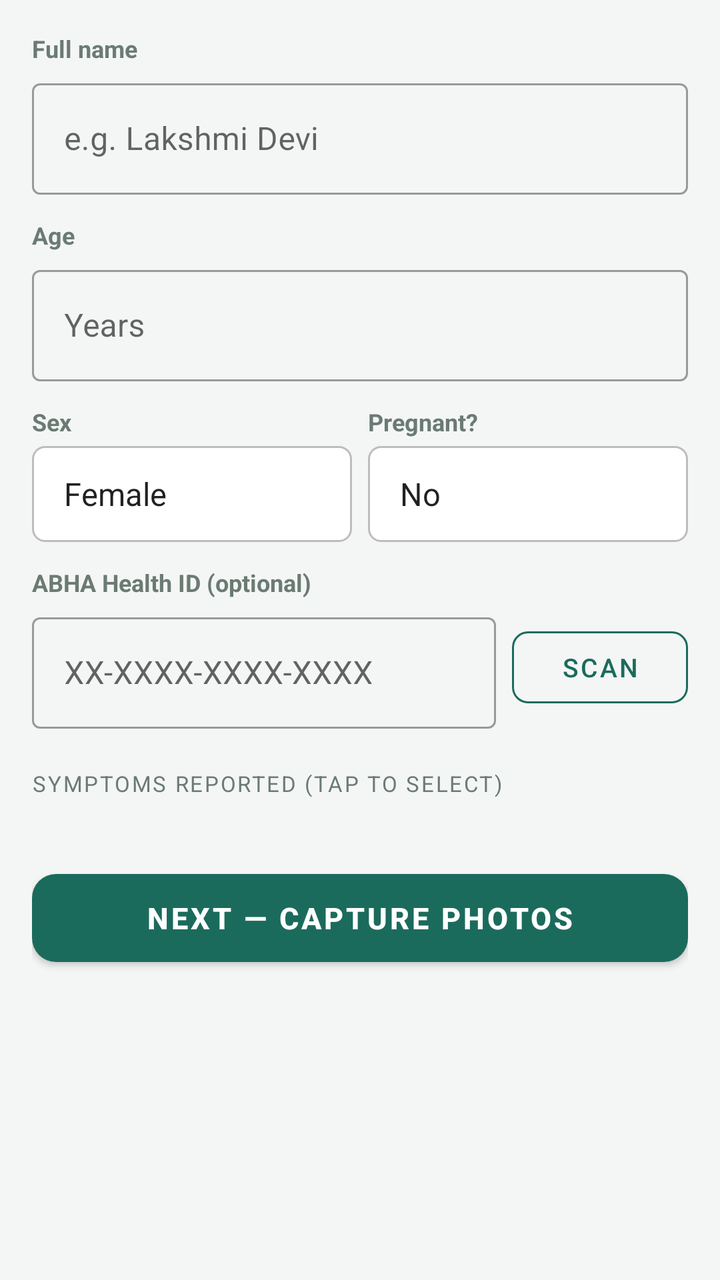
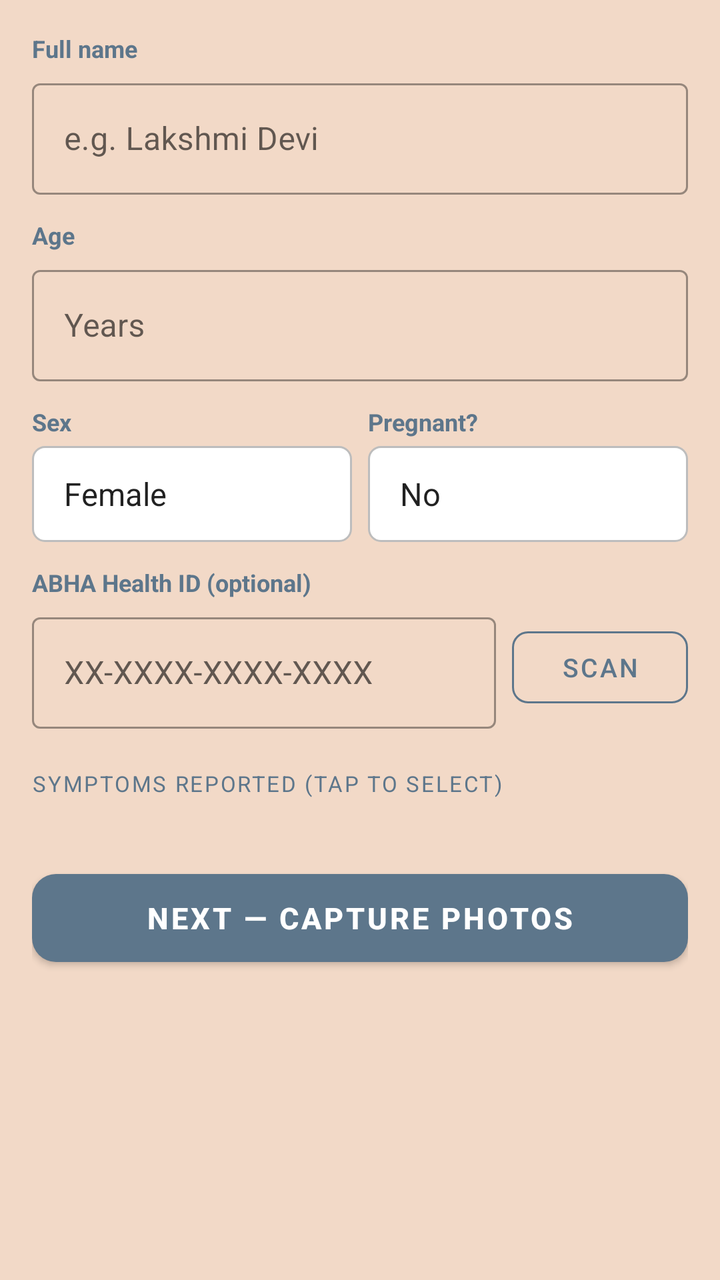

Compare the two renders of this Android layout. The source of the first and the diff that turns it into the second are given below.
<!-- AndroidManifest.xml: application theme Theme.ArogyaDrishti -->
<!-- res/layout/activity_patient_registration.xml -->
<?xml version="1.0" encoding="utf-8"?>
<ScrollView xmlns:android="http://schemas.android.com/apk/res/android"
    xmlns:app="http://schemas.android.com/apk/res-auto"
    android:layout_width="match_parent"
    android:layout_height="match_parent"
    android:background="@color/background">

    <LinearLayout
        android:layout_width="match_parent"
        android:layout_height="wrap_content"
        android:orientation="vertical"
        android:padding="16dp">

        
        <TextView style="@style/FieldLabel" android:text="Full name" />
        <com.google.android.material.textfield.TextInputLayout
            style="@style/Widget.MaterialComponents.TextInputLayout.OutlinedBox"
            android:layout_width="match_parent"
            android:layout_height="wrap_content"
            android:layout_marginBottom="12dp">
            <com.google.android.material.textfield.TextInputEditText
                android:id="@+id/etName"
                android:layout_width="match_parent"
                android:layout_height="wrap_content"
                android:hint="e.g. Lakshmi Devi"
                android:inputType="textPersonName|textCapWords" />
        </com.google.android.material.textfield.TextInputLayout>

        
        <TextView style="@style/FieldLabel" android:text="Age" />
        <com.google.android.material.textfield.TextInputLayout
            style="@style/Widget.MaterialComponents.TextInputLayout.OutlinedBox"
            android:layout_width="match_parent"
            android:layout_height="wrap_content"
            android:layout_marginBottom="12dp">
            <com.google.android.material.textfield.TextInputEditText
                android:id="@+id/etAge"
                android:layout_width="match_parent"
                android:layout_height="wrap_content"
                android:hint="Years"
                android:inputType="number" />
        </com.google.android.material.textfield.TextInputLayout>

        
        <LinearLayout
            android:layout_width="match_parent"
            android:layout_height="wrap_content"
            android:orientation="horizontal"
            android:layout_marginBottom="12dp">

            <LinearLayout
                android:layout_width="0dp"
                android:layout_height="wrap_content"
                android:layout_weight="1"
                android:orientation="vertical"
                android:layout_marginEnd="8dp">
                <TextView style="@style/FieldLabel" android:text="Sex" />
                <Spinner
                    android:id="@+id/spinnerSex"
                    android:layout_width="match_parent"
                    android:layout_height="48dp"
                    android:entries="@array/sex_options"
                    android:background="@drawable/spinner_bg" />
            </LinearLayout>

            <LinearLayout
                android:layout_width="0dp"
                android:layout_height="wrap_content"
                android:layout_weight="1"
                android:orientation="vertical">
                <TextView style="@style/FieldLabel" android:text="Pregnant?" />
                <Spinner
                    android:id="@+id/spinnerPregnant"
                    android:layout_width="match_parent"
                    android:layout_height="48dp"
                    android:entries="@array/yes_no_options"
                    android:background="@drawable/spinner_bg" />
            </LinearLayout>
        </LinearLayout>

        
        <TextView style="@style/FieldLabel" android:text="ABHA Health ID (optional)" />
        <LinearLayout
            android:layout_width="match_parent"
            android:layout_height="wrap_content"
            android:orientation="horizontal"
            android:gravity="center_vertical"
            android:layout_marginBottom="20dp">

            <com.google.android.material.textfield.TextInputLayout
                style="@style/Widget.MaterialComponents.TextInputLayout.OutlinedBox"
                android:layout_width="0dp"
                android:layout_height="wrap_content"
                android:layout_weight="1"
                android:layout_marginEnd="8dp">
                <com.google.android.material.textfield.TextInputEditText
                    android:id="@+id/etAbhaId"
                    android:layout_width="match_parent"
                    android:layout_height="wrap_content"
                    android:hint="XX-XXXX-XXXX-XXXX"
                    android:inputType="text" />
            </com.google.android.material.textfield.TextInputLayout>

            <com.google.android.material.button.MaterialButton
                android:id="@+id/btnScanAbha"
                style="@style/Widget.MaterialComponents.Button.OutlinedButton"
                android:layout_width="wrap_content"
                android:layout_height="48dp"
                android:text="Scan"
                android:textSize="13sp"
                app:strokeColor="@color/primary"
                app:cornerRadius="8dp" />
        </LinearLayout>

        
        <TextView
            android:layout_width="wrap_content"
            android:layout_height="wrap_content"
            android:text="SYMPTOMS REPORTED (TAP TO SELECT)"
            android:textSize="11sp"
            android:textColor="@color/text_secondary"
            android:letterSpacing="0.08"
            android:layout_marginBottom="8dp" />

        <com.google.android.material.chip.ChipGroup
            android:id="@+id/chipGroupSymptoms"
            android:layout_width="match_parent"
            android:layout_height="wrap_content"
            app:chipSpacingHorizontal="6dp"
            app:chipSpacingVertical="6dp"
            android:layout_marginBottom="24dp" />

        
        <com.google.android.material.button.MaterialButton
            android:id="@+id/btnNext"
            android:layout_width="match_parent"
            android:layout_height="56dp"
            android:text="Next — Capture Photos"
            android:textSize="15sp"
            android:textStyle="bold"
            app:backgroundTint="@color/primary"
            app:cornerRadius="12dp" />

    </LinearLayout>
</ScrollView>
<!-- resources referenced by this layout -->
<resources>
  <string-array name="sex_options">
          <item>Female</item>
          <item>Male</item>
          <item>Other</item>
      </string-array>
  <string-array name="yes_no_options">
          <item>No</item>
          <item>Yes</item>
      </string-array>
  <color name="background">#F4F6F5</color>
  <color name="primary">#1B6B5C</color>
  <color name="text_secondary">#6B7B74</color>
  <!-- drawable spinner_bg (drawable) -->
  <?xml version="1.0" encoding="utf-8"?>
  <shape xmlns:android="http://schemas.android.com/apk/res/android"
      android:shape="rectangle">
      <solid android:color="#FFFFFF" />
      <stroke android:width="1dp" android:color="#BDBDBD" />
      <corners android:radius="6dp" />
      <padding android:left="8dp" android:right="8dp" android:top="4dp" android:bottom="4dp" />
  </shape>
  <style name="FieldLabel">
          <item name="android:layout_width">wrap_content</item>
          <item name="android:layout_height">wrap_content</item>
          <item name="android:textSize">12sp</item>
          <item name="android:textColor">@color/text_secondary</item>
          <item name="android:layout_marginBottom">4dp</item>
          <item name="android:textStyle">bold</item>
      </style>
  <style name="Theme.ArogyaDrishti" parent="Theme.MaterialComponents.Light.NoActionBar">
          <item name="colorPrimary">@color/primary</item>
          <item name="colorPrimaryDark">@color/primary_dark</item>
          <item name="colorAccent">@color/primary_light</item>
          <item name="android:windowBackground">@color/background</item>
          <item name="android:statusBarColor">@color/primary_dark</item>
      </style>
  <color name="primary_dark">#134F44</color>
  <color name="primary_light">#2E8B77</color>
</resources>

<!-- the commit's change to res/layout/activity_patient_registration.xml (unified diff, before → after) -->
@@ -43,92 +43,101 @@
 
         
         <LinearLayout
+            android:id="@+id/llFullScreeningFields"
             android:layout_width="match_parent"
             android:layout_height="wrap_content"
-            android:orientation="horizontal"
-            android:layout_marginBottom="12dp">
+            android:orientation="vertical">
 
+            
             <LinearLayout
-                android:layout_width="0dp"
+                android:layout_width="match_parent"
                 android:layout_height="wrap_content"
-                android:layout_weight="1"
-                android:orientation="vertical"
-                android:layout_marginEnd="8dp">
-                <TextView style="@style/FieldLabel" android:text="Sex" />
-                <Spinner
-                    android:id="@+id/spinnerSex"
-                    android:layout_width="match_parent"
-                    android:layout_height="48dp"
-                    android:entries="@array/sex_options"
-                    android:background="@drawable/spinner_bg" />
+                android:orientation="horizontal"
+                android:layout_marginBottom="12dp">
+
+                <LinearLayout
+                    android:layout_width="0dp"
+                    android:layout_height="wrap_content"
+                    android:layout_weight="1"
+                    android:orientation="vertical"
+                    android:layout_marginEnd="8dp">
+                    <TextView style="@style/FieldLabel" android:text="Sex" />
+                    <Spinner
+                        android:id="@+id/spinnerSex"
+                        android:layout_width="match_parent"
+                        android:layout_height="48dp"
+                        android:entries="@array/sex_options"
+                        android:background="@drawable/spinner_bg" />
+                </LinearLayout>
+
+                <LinearLayout
+                    android:layout_width="0dp"
+                    android:layout_height="wrap_content"
+                    android:layout_weight="1"
+                    android:orientation="vertical">
+                    <TextView style="@style/FieldLabel" android:text="Pregnant?" />
+                    <Spinner
+                        android:id="@+id/spinnerPregnant"
+                        android:layout_width="match_parent"
+                        android:layout_height="48dp"
+                        android:entries="@array/yes_no_options"
+                        android:background="@drawable/spinner_bg" />
+                </LinearLayout>
             </LinearLayout>
 
+            
+            <TextView style="@style/FieldLabel" android:text="ABHA Health ID (optional)" />
             <LinearLayout
-                android:layout_width="0dp"
+                android:layout_width="match_parent"
                 android:layout_height="wrap_content"
-                android:layout_weight="1"
-                android:orientation="vertical">
-                <TextView style="@style/FieldLabel" android:text="Pregnant?" />
-                <Spinner
-                    android:id="@+id/spinnerPregnant"
-                    android:layout_width="match_parent"
+                android:orientation="horizontal"
+                android:gravity="center_vertical"
+                android:layout_marginBottom="20dp">
+
+                <com.google.android.material.textfield.TextInputLayout
+                    style="@style/Widget.MaterialComponents.TextInputLayout.OutlinedBox"
+                    android:layout_width="0dp"
+                    android:layout_height="wrap_content"
+                    android:layout_weight="1"
+                    android:layout_marginEnd="8dp">
+                    <com.google.android.material.textfield.TextInputEditText
+                        android:id="@+id/etAbhaId"
+                        android:layout_width="match_parent"
+                        android:layout_height="wrap_content"
+                        android:hint="XX-XXXX-XXXX-XXXX"
+                        android:inputType="text" />
+                </com.google.android.material.textfield.TextInputLayout>
+
+                <com.google.android.material.button.MaterialButton
+                    android:id="@+id/btnScanAbha"
+                    style="@style/Widget.MaterialComponents.Button.OutlinedButton"
+                    android:layout_width="wrap_content"
                     android:layout_height="48dp"
-                    android:entries="@array/yes_no_options"
-                    android:background="@drawable/spinner_bg" />
+                    android:text="Scan"
+                    android:textSize="13sp"
+                    app:strokeColor="@color/primary"
+                    app:cornerRadius="8dp" />
             </LinearLayout>
+
+            
+            <TextView
+                android:id="@+id/tvSymptomsLabel"
+                android:layout_width="wrap_content"
+                android:layout_height="wrap_content"
+                android:text="SYMPTOMS REPORTED (TAP TO SELECT)"
+                android:textSize="11sp"
+                android:textColor="@color/text_secondary"
+                android:letterSpacing="0.08"
+                android:layout_marginBottom="8dp" />
+
+            <com.google.android.material.chip.ChipGroup
+                android:id="@+id/chipGroupSymptoms"
+                android:layout_width="match_parent"
+                android:layout_height="wrap_content"
+                app:chipSpacingHorizontal="6dp"
+                app:chipSpacingVertical="6dp"
+                android:layout_marginBottom="24dp" />
         </LinearLayout>
-
-        
-        <TextView style="@style/FieldLabel" android:text="ABHA Health ID (optional)" />
-        <LinearLayout
-            android:layout_width="match_parent"
-            android:layout_height="wrap_content"
-            android:orientation="horizontal"
-            android:gravity="center_vertical"
-            android:layout_marginBottom="20dp">
-
-            <com.google.android.material.textfield.TextInputLayout
-                style="@style/Widget.MaterialComponents.TextInputLayout.OutlinedBox"
-                android:layout_width="0dp"
-                android:layout_height="wrap_content"
-                android:layout_weight="1"
-                android:layout_marginEnd="8dp">
-                <com.google.android.material.textfield.TextInputEditText
-                    android:id="@+id/etAbhaId"
-                    android:layout_width="match_parent"
-                    android:layout_height="wrap_content"
-                    android:hint="XX-XXXX-XXXX-XXXX"
-                    android:inputType="text" />
-            </com.google.android.material.textfield.TextInputLayout>
-
-            <com.google.android.material.button.MaterialButton
-                android:id="@+id/btnScanAbha"
-                style="@style/Widget.MaterialComponents.Button.OutlinedButton"
-                android:layout_width="wrap_content"
-                android:layout_height="48dp"
-                android:text="Scan"
-                android:textSize="13sp"
-                app:strokeColor="@color/primary"
-                app:cornerRadius="8dp" />
-        </LinearLayout>
-
-        
-        <TextView
-            android:layout_width="wrap_content"
-            android:layout_height="wrap_content"
-            android:text="SYMPTOMS REPORTED (TAP TO SELECT)"
-            android:textSize="11sp"
-            android:textColor="@color/text_secondary"
-            android:letterSpacing="0.08"
-            android:layout_marginBottom="8dp" />
-
-        <com.google.android.material.chip.ChipGroup
-            android:id="@+id/chipGroupSymptoms"
-            android:layout_width="match_parent"
-            android:layout_height="wrap_content"
-            app:chipSpacingHorizontal="6dp"
-            app:chipSpacingVertical="6dp"
-            android:layout_marginBottom="24dp" />
 
         
         <com.google.android.material.button.MaterialButton
<!-- resource entries referenced after the edit -->
@@ -9,9 +9,9 @@
           <item>No</item>
           <item>Yes</item>
       </string-array>
-  <color name="background">#F4F6F5</color>
-  <color name="primary">#1B6B5C</color>
-  <color name="text_secondary">#6B7B74</color>
+  <color name="background">#F2D9C7</color>
+  <color name="primary">#5D768B</color>
+  <color name="text_secondary">#5D768B</color>
   <!-- drawable spinner_bg (drawable) -->
   <?xml version="1.0" encoding="utf-8"?>
   <shape xmlns:android="http://schemas.android.com/apk/res/android"
@@ -32,11 +32,11 @@
   <style name="Theme.ArogyaDrishti" parent="Theme.MaterialComponents.Light.NoActionBar">
           <item name="colorPrimary">@color/primary</item>
           <item name="colorPrimaryDark">@color/primary_dark</item>
-          <item name="colorAccent">@color/primary_light</item>
+          <item name="colorAccent">@color/warm_tan</item>
           <item name="android:windowBackground">@color/background</item>
           <item name="android:statusBarColor">@color/primary_dark</item>
       </style>
-  <color name="primary_dark">#134F44</color>
-  <color name="primary_light">#2E8B77</color>
+  <color name="primary_dark">#4A5E6F</color>
+  <color name="warm_tan">#C8B39B</color>
 </resources>
 
